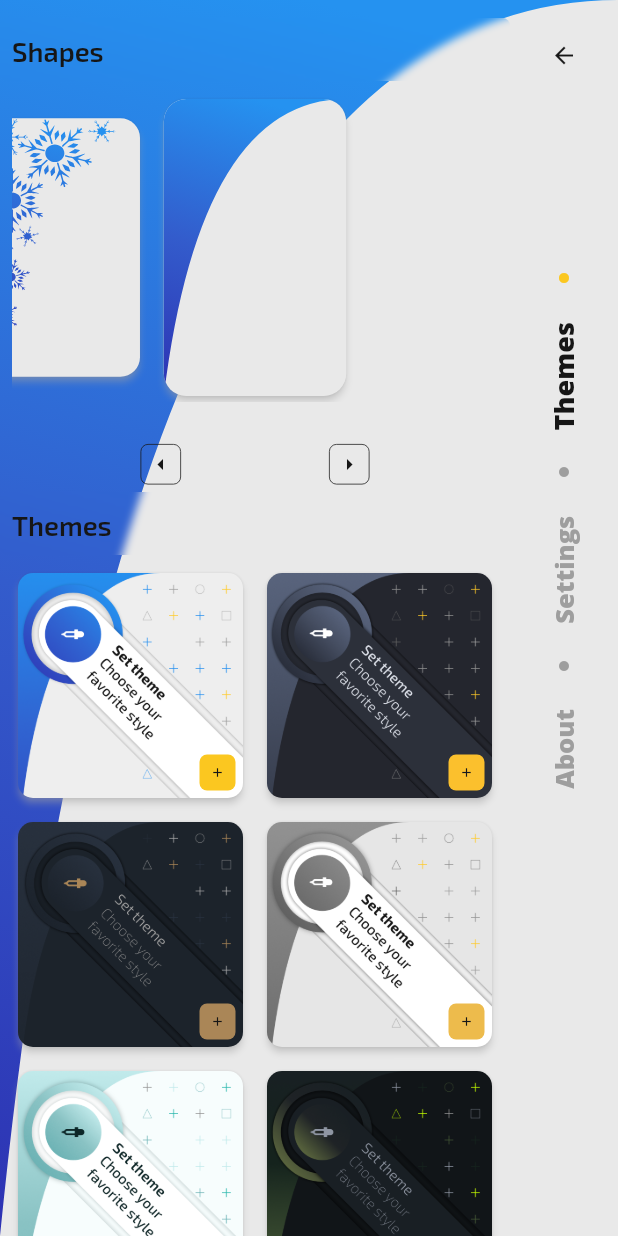
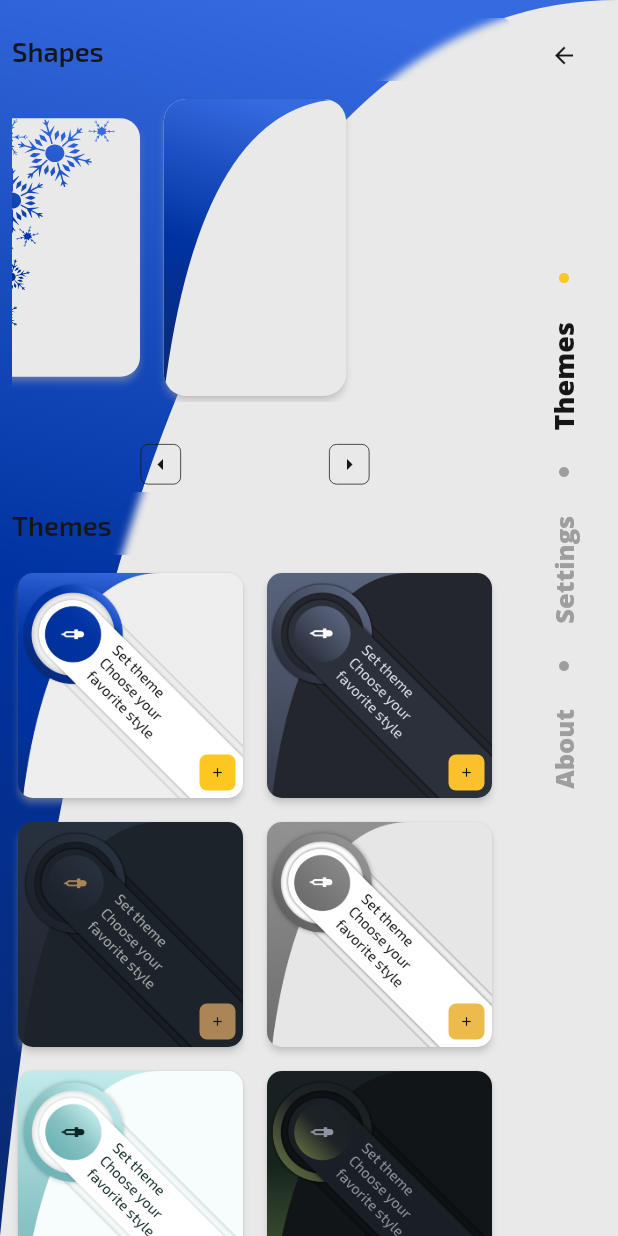
Before and after one commit to RafalSiuta/noti, a Flutter app: the SettingsScreen screen opened by its route, on a phone screen of 412 x 824 dp. Run offline on Flutter 3.47's test engine with Material 3 defaults, Android fonts, the phone set to English and light mode, and no system bars; drawn by our look-alikes of carousel_slider; our stand-ins replace audioplayers, camera, device_info_plus, flutter_local_notifications, flutter_staggered_animations, google_fonts and 8 more; missing offline and left inert: csshadow, photo_manager, photo_manager_image_provider; accounts and stored records are empty.

Commit message:
1.update launcher icons with new refreshed style, update splash icon, chnge theme tiles que add first version to end; 2.update theme tiles images

```diff
--- a/lib/models/theme_model/themes_list.dart
+++ b/lib/models/theme_model/themes_list.dart
@@ -17,7 +17,7 @@ class ThemesList {
   final List<ThemeModel> _themesList = [
     ThemeModel(
         id:1025,
-        title: "Noti",
+        title: "Noti2",
         themeData: themeDefault,
         imgThemePath: 'theme1.png'), //default
 
@@ -35,7 +35,7 @@ class ThemesList {
         id:1033,
         title: "Noti",
         themeData: theme12,
-        imgThemePath: 'theme1.png'), //default
+        imgThemePath: 'theme9.png'), //default
 
   ];
 }
```
Also changed, not shown: lib/styles/themes/theme8.dart (+15 -6 lines), lib/styles/themes/theme_default.dart (+9 -6 lines), assets/images/noti.png, assets/images/theme1.png, assets/images/theme2.png, assets/images/theme3.png, assets/images/theme4.png, assets/images/theme5.png, assets/images/theme6.png, assets/images/theme7.png, assets/images/theme8.png, assets/images/theme9.png (added), 30 other files.
